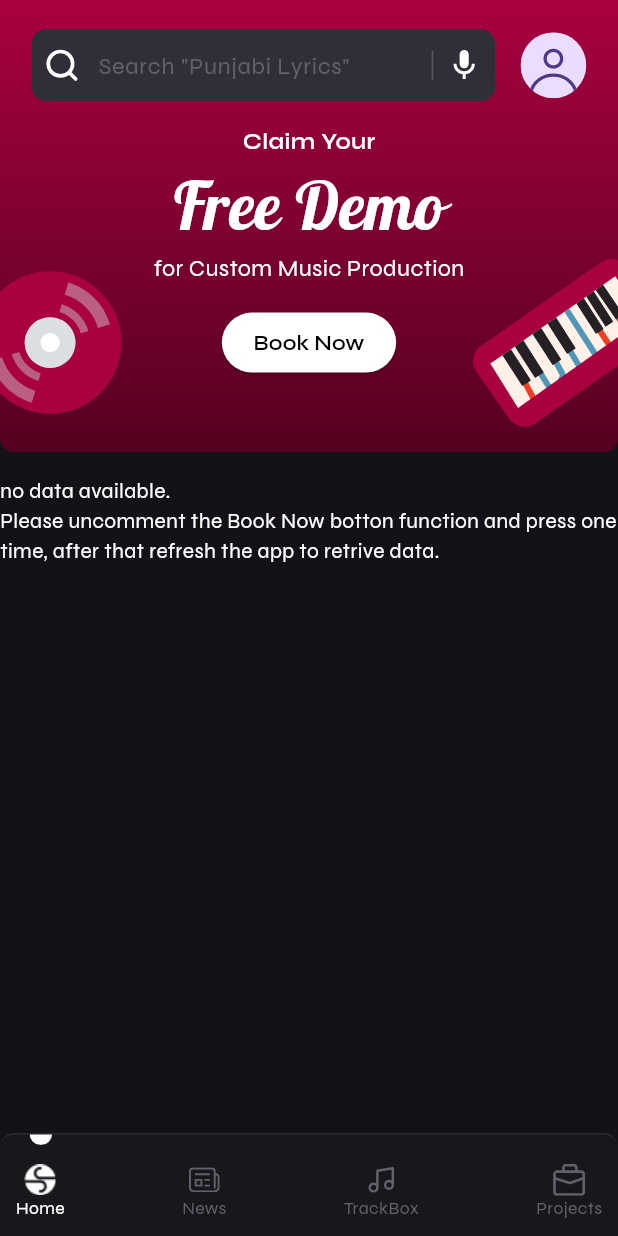
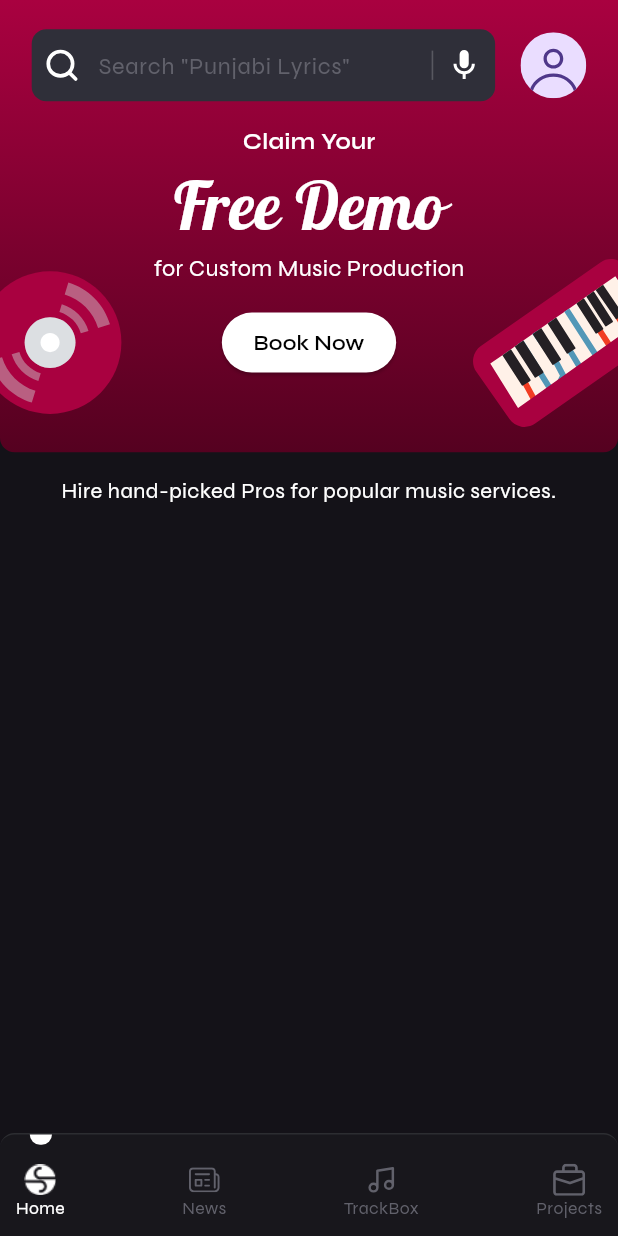
Before and after one commit to Ahmed-lashari/S.Rocks.Music, a Flutter app: the screen it shows after launch, on a phone screen of 412 x 824 dp. Run offline on Flutter 3.47's test engine with Material 3 defaults, Android fonts, the light colour scheme and no system bars; drawn by our look-alikes of toastification; our stand-ins replace cloud_firestore, firebase_core, flutter_riverpod, flutter_screenutil, flutter_spinkit, flutter_svg and 2 more; accounts and stored records are empty; generated files the repository leaves out were written again; project files that could hold a hidden picture were left out.

```diff
--- a/lib/core/utils.dart/utils.dart
+++ b/lib/core/utils.dart/utils.dart
@@ -16,7 +16,7 @@
 
   static void handleError(dynamic e, StackTrace h) {
     debugPrint("ERROR = : ${e.toString()}\n\n");
-    debugPrint("\n\nSTACK-TRACE = {h.toString()}\n\n");
+    debugPrint("\n\nSTACK-TRACE = ${h.toString()}\n\n");
   }
 
   static void toastMsg(String title, ToastificationType type) {
--- a/lib/main.dart
+++ b/lib/main.dart
@@ -3,6 +3,7 @@
 import 'package:flutter_screenutil/flutter_screenutil.dart';
 import 'package:skility_x/core/config/init_dependencies.dart';
 import 'package:skility_x/view/screens/home/home.dart';
+import 'package:toastification/toastification.dart';
 // import 'core/config/init_dependencies.dart';
 import 'view/themes/theme_manager.dart';
 
@@ -29,7 +30,8 @@
         designSize: const Size(390, 845), // taken from figma assignemnt file
         minTextAdapt: true,
         splitScreenMode: true,
-        builder: (context, child) => SafeArea(
+        builder: (context, child) => ToastificationWrapper(
+              child: SafeArea(
                   top: false,
                   bottom: true,
                   right: true,
@@ -39,6 +41,7 @@
                       themeMode: ThemeMode.dark,
                       theme: ThemeManager.darkTheme,
                       home: child)),
+            ),
         child: const HomeTabs());
   }
 }
--- a/lib/view/screens/home/home_tab/0_home_tab.dart
+++ b/lib/view/screens/home/home_tab/0_home_tab.dart
@@ -119,15 +119,15 @@
               // button
               ElevatedButton(
                   onPressed: () async {
-                    try {
-                      Utils.toastMsg(
-                          "Saving data into database", ToastificationType.info);
-                      await ref.read(saveCardsDataProvider);
-                      Utils.toastMsg(
-                          "Successfully saved", ToastificationType.success);
-                    } catch (e, h) {
-                      Utils.handleError(e, h);
-                    }
+                    // try {
+                    //   Utils.toastMsg(
+                    //       "Saving data into database", ToastificationType.info);
+                    //   await ref.read(saveCardsDataProvider);
+                    //   Utils.toastMsg(
+                    //       "Successfully saved", ToastificationType.success);
+                    // } catch (e, h) {
+                    //   Utils.handleError(e, h);
+                    // }
                   },
                   style: ElevatedButton.styleFrom(
                       fixedSize: Size(110.w, 40.h),
@@ -151,10 +151,9 @@
         error: (e, h) => Text(e.toString()),
         loading: () => ScrollableShimmer(),
         data: (data) {
-          if (data.isEmpty) {
-            return Text(
-                "no data available.\nPlease uncomment the Book Now botton function and press one time, after that refresh the app to retrive data.");
-          }
+          if (data.isEmpty)
+            Text(
+                "No data available.\nPlease uncomment the Book Now botton function and press one time, after that refresh the app to retrive data.");
 
           return ScrollableCOntent(list: data);
         },
--- a/lib/view/widgets/scrollable_content.dart
+++ b/lib/view/widgets/scrollable_content.dart
@@ -29,6 +29,7 @@
                   style: TextStyle(fontSize: 15.sp),
                   textAlign: TextAlign.center),
               Column(
+                  spacing: 16.h,
                   children: List.generate(widget.list.length, (index) {
                     final content = widget.list[index];
                     return MusicServiceCard(
```
Also changed, not shown: lib/view/widgets/scrollable_shimmer.dart (+1 -6 lines), 1 other file. Lines whose indentation alone changed are shown as unchanged.
